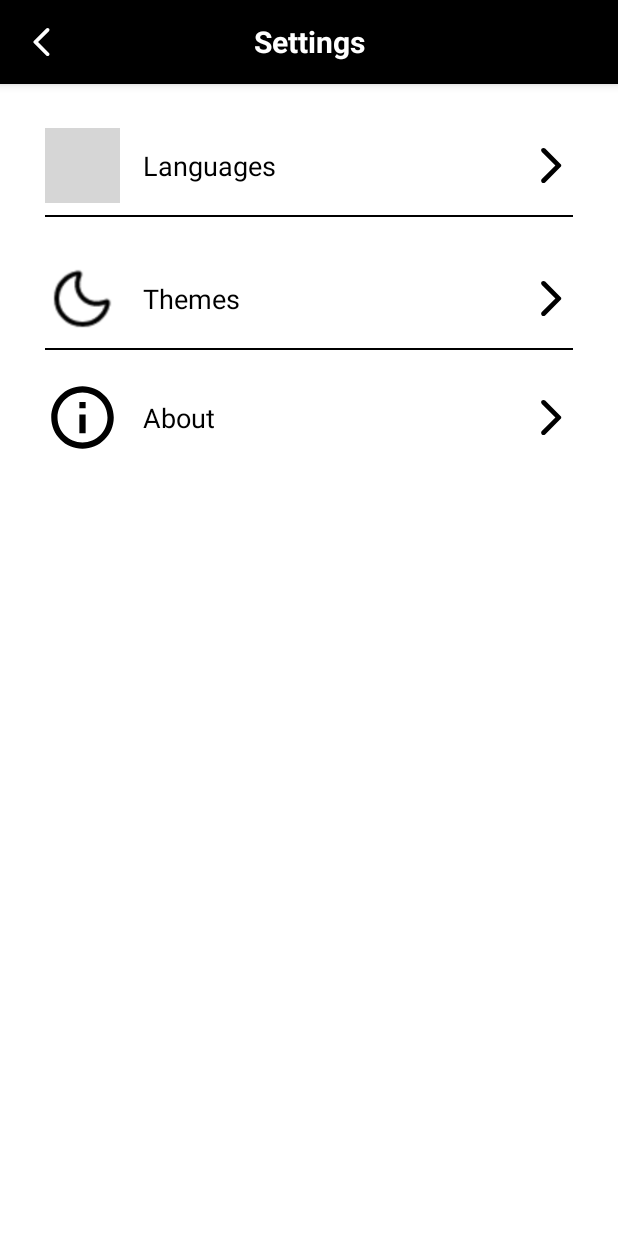
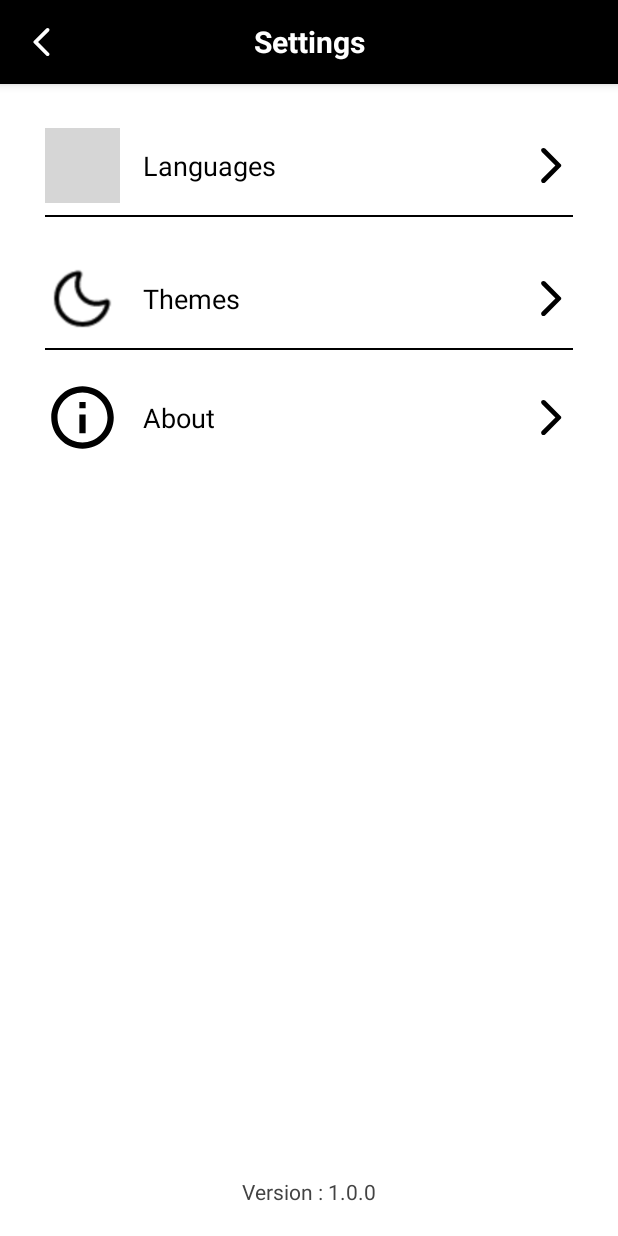
Before and after one commit to StevenYAMBOS/smash-here-app-android, an Android app: the SettingsScreen screen opened directly, with no data from a screen before it, on a phone screen of 412 x 824 dp. Run offline under Robolectric (Android 15) with nearby library versions, the phone set to English and light mode, and no system bars; grey boxes are pictures that could not be loaded.

Commit message:
Ajout de la police Circular-STD

```diff
--- /dev/null
+++ b/app/src/main/res/font/circular_std_font_family.xml
@@ -0,0 +1,12 @@
+<?xml version="1.0" encoding="utf-8"?>
+<font-family xmlns:android="http://schemas.android.com/apk/res/android">
+
+    <font
+        android:font="@font/circular_std_medium"
+        android:fontStyle="normal" />
+
+    <font
+        android:font="@font/circular_std_bold"
+        android:fontStyle="normal" />
+
+</font-family>
--- a/app/src/main/res/layout/activity_settings_screen.xml
+++ b/app/src/main/res/layout/activity_settings_screen.xml
@@ -183,4 +183,15 @@
         </androidx.constraintlayout.widget.ConstraintLayout>
     </androidx.cardview.widget.CardView>
 
+    <androidx.appcompat.widget.AppCompatTextView
+        android:text="@string/app_version"
+        android:layout_width="wrap_content"
+        android:layout_height="wrap_content"
+        app:layout_constraintBottom_toBottomOf="parent"
+        app:layout_constraintStart_toStartOf="parent"
+        app:layout_constraintEnd_toEndOf="parent"
+        android:layout_marginBottom="20dp"
+        android:textColor="@color/grey"
+        />
+
 </androidx.constraintlayout.widget.ConstraintLayout>
--- a/app/src/main/res/values/strings.xml
+++ b/app/src/main/res/values/strings.xml
@@ -6,6 +6,7 @@
     <string name="toolbar_ATsScreen">Advanced Techniques</string>
     <string name="toolbar_SettingsScreen">Settings</string>
     <string name="searchView_text">Search for a Smash Bros character...</string>
+    <string name="app_version">Version : 1.0.0</string>
 
     <!--    Page Settings-->
     <string name="languages_title_section">Languages</string>
--- a/app/src/main/res/values/themes.xml
+++ b/app/src/main/res/values/themes.xml
@@ -11,6 +11,7 @@
         <item name="colorOnSecondary">@color/black</item>
         <!-- Status bar color. -->
         <item name="android:statusBarColor">?attr/colorPrimaryVariant</item>
-        <!-- Customize your theme here. -->
+<!--        Changer la police de l'app-->
+        <item name="android:fontFamily">@font/circular_std_font_family</item>
     </style>
 </resources>
```
Also changed, not shown: app/src/main/res/font/circular_std_bold.ttf (added), app/src/main/res/font/circular_std_medium.ttf (added).
